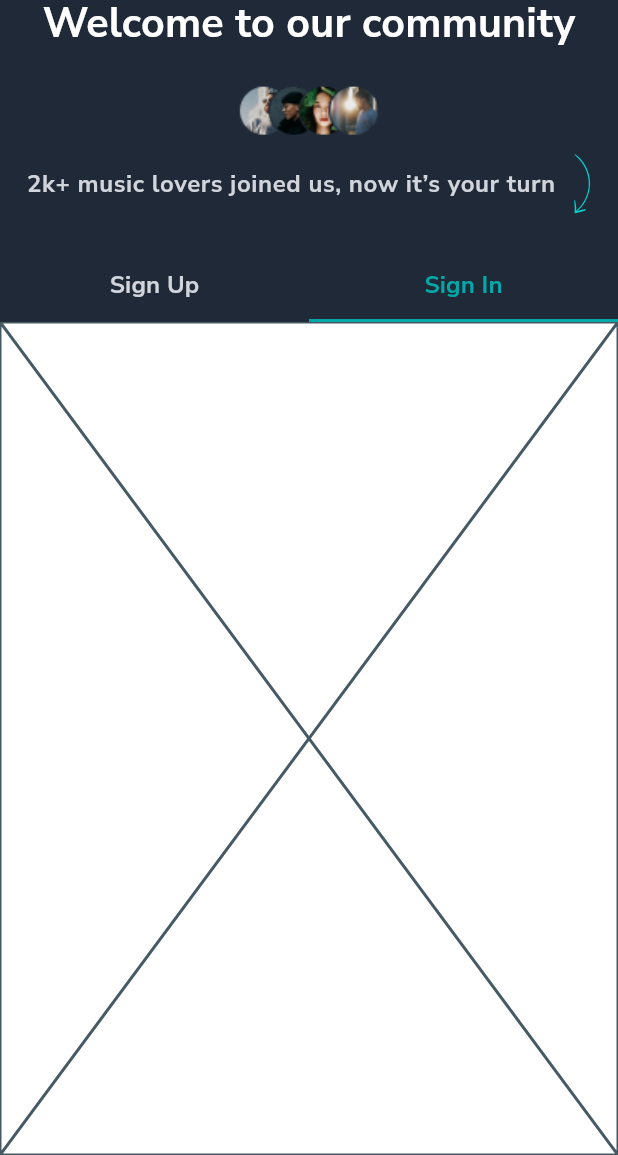
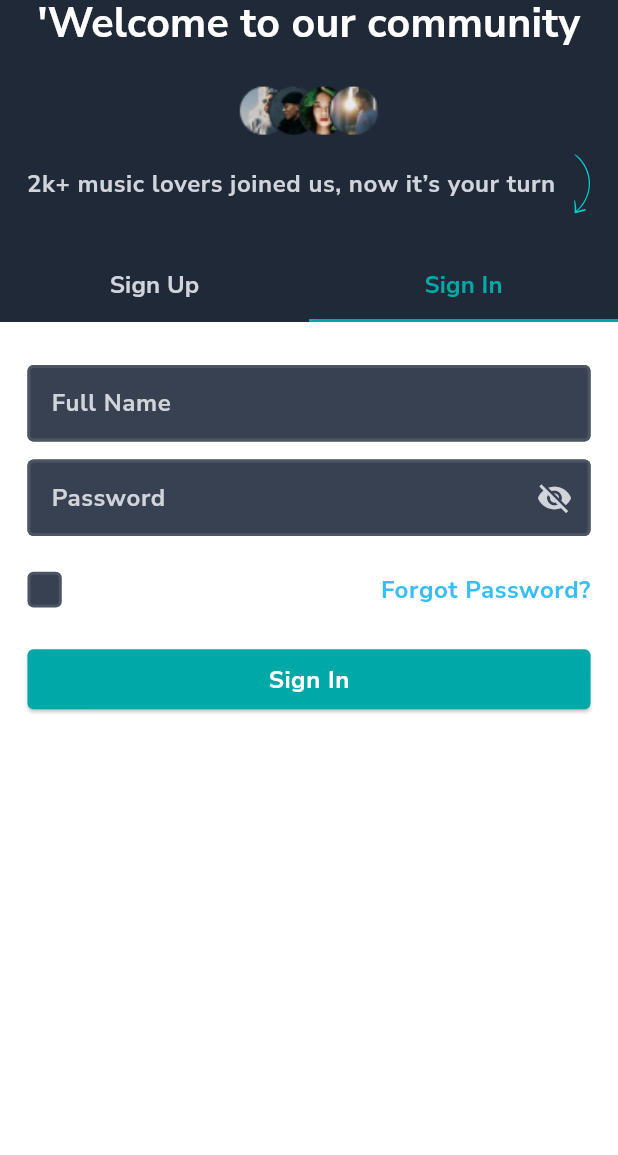
Before and after one commit to dangminhchau1994/Rebuild-Audiocult, a Flutter app: the screen it shows after launch, tab 2 chosen, on a phone screen of 412 x 824 dp, the part 81-1236 px from its top. Run offline on Flutter 3.47's test engine with Material 3 defaults, Android fonts, the phone set to English and light mode, and no system bars; our stand-ins replace dartz, dio, easy_localization, equatable, flutter_bloc, flutter_form_builder and 2 more.

```diff
--- /dev/null
+++ b/app/assets/translations/en-US.json
@@ -0,0 +1,20 @@
+{
+    "app_name": "Rebuild Audiocult",
+    "welcome": "'Welcome to our community",
+    "joined_people": "2k+ music lovers joined us, now it’s your turn",
+    "auth": {
+        "choose_your_role": "Choose your role",
+        "full_name": "Full Name",
+        "user_name": "Username (slug)",
+        "location": "Location",
+        "email": "Email",
+        "password": "Password",
+        "checked_term": "I’d like to recieve emails with content and notifications.",
+        "confirm_term": "By signing up, you confirm that you’ve read and accepted our",
+        "underline_term": " Accept Terms & Conditions",
+        "sign_up": "Sign Up",
+        "sign_in": "Sign In",
+        "forgot_password": "Forgot Password?",
+        "remember_me": "Remember Me"
+    }
+}
--- a/app/lib/gen/colors.gen.dart
+++ b/app/lib/gen/colors.gen.dart
@@ -28,6 +28,9 @@ class ColorName {
   /// Color: #9CA3AF
   static const Color itemDropdownUnselected = Color(0xFF9CA3AF);
 
+  /// Color: #38BDF8
+  static const Color lightBlue = Color(0xFF38BDF8);
+
   /// Color: #1F2937
   static const Color secondaryButtonColor = Color(0xFF1F2937);
 
--- a/app/lib/main.dart
+++ b/app/lib/main.dart
@@ -1,10 +1,25 @@
 import 'package:app/core/extension/app_extension.dart';
+import 'package:app/gen/colors.gen.dart';
 import 'package:app/presentation/features/auth/auth_screen.dart';
 import 'package:flutter/material.dart';
+import 'package:flutter/services.dart';
 import 'package:flutter_screenutil/flutter_screenutil.dart';
+import 'package:easy_localization/easy_localization.dart';
 
-void main() {
-  runApp(const MyApp());
+void main() async {
+  WidgetsFlutterBinding.ensureInitialized();
+  await EasyLocalization.ensureInitialized();
+  runApp(
+    EasyLocalization(
+      supportedLocales: const [
+        Locale('en', 'US'),
+      ],
+      path:
+          'assets/translations', // <-- change the path of the translation files
+      fallbackLocale: const Locale('en', 'US'),
+      child: const MyApp(),
+    ),
+  );
 }
 
 class MyApp extends StatelessWidget {
@@ -12,13 +27,22 @@ class MyApp extends StatelessWidget {
 
   @override
   Widget build(BuildContext context) {
+    SystemChrome.setSystemUIOverlayStyle(
+      SystemUiOverlayStyle.dark.copyWith(
+        statusBarColor: ColorName.secondaryButtonColor, // Color for Android
+        statusBarBrightness:
+            Brightness.dark, // Dark == white status bar -- for IOS.
+      ),
+    );
     return ScreenUtilInit(
       designSize: const Size(360, 690),
       minTextAdapt: true,
-      splitScreenMode: true,
       builder: (_, child) => MaterialApp(
+        title: tr('app_name'),
         debugShowCheckedModeBanner: false,
-        title: 'Rebuild Audiocult',
+        localizationsDelegates: context.localizationDelegates,
+        supportedLocales: context.supportedLocales,
+        locale: context.locale,
         theme: context.myTheme,
         home: const AuthScreen(),
       ),
--- a/app/lib/presentation/features/auth/auth_screen.dart
+++ b/app/lib/presentation/features/auth/auth_screen.dart
@@ -1,6 +1,9 @@
+import 'package:app/presentation/blocs/get_roles/get_roles_bloc.dart';
+import 'package:app/presentation/blocs/get_roles/get_roles_event.dart';
 import 'package:app/presentation/features/auth/widgets/auth_body.dart';
 import 'package:app/presentation/features/auth/widgets/auth_header.dart';
 import 'package:flutter/material.dart';
+import 'package:flutter_bloc/flutter_bloc.dart';
 
 class AuthScreen extends StatefulWidget {
   const AuthScreen({super.key});
@@ -20,7 +23,9 @@ class _AuthScreenState extends State<AuthScreen> with TickerProviderStateMixin {
 
   @override
   Widget build(BuildContext context) {
-    return Scaffold(
+    return MultiBlocProvider(
+      providers: [],
+      child: Scaffold(
         body: Column(
           children: [
             AuthHeader(
@@ -31,6 +36,7 @@ class _AuthScreenState extends State<AuthScreen> with TickerProviderStateMixin {
             )
           ],
         ),
+      ),
     );
   }
 }
--- a/app/lib/presentation/features/auth/signin/sigin_screen.dart
+++ b/app/lib/presentation/features/auth/signin/sigin_screen.dart
@@ -1,3 +1,10 @@
+import 'package:app/core/extension/app_extension.dart';
+import 'package:app/gen/colors.gen.dart';
+import 'package:app/generated/locale_keys.g.dart';
+import 'package:app/presentation/widgets/ui_button.dart';
+import 'package:app/presentation/widgets/ui_checkbox.dart';
+import 'package:app/presentation/widgets/ui_text_field.dart';
+import 'package:easy_localization/easy_localization.dart';
 import 'package:flutter/material.dart';
 
 class SignInScreen extends StatefulWidget {
@@ -10,6 +17,52 @@ class SignInScreen extends StatefulWidget {
 class _SignInScreenState extends State<SignInScreen> {
   @override
   Widget build(BuildContext context) {
-    return const Placeholder();
+    return Container(
+      margin: EdgeInsets.symmetric(
+        horizontal: context.setWidth(16),
+        vertical: context.setHeight(24),
+      ),
+      child: SingleChildScrollView(
+        child: Column(
+          children: [
+            UITextField(
+              hintText: LocaleKeys.auth_full_name.tr(),
+              onChanged: (value) {},
+            ),
+            context.verticalSpaceSmall,
+            UITextField(
+              hintText: LocaleKeys.auth_password.tr(),
+              isObscureText: true,
+              onChanged: (value) {},
+            ),
+            context.verticalSpaceMedium,
+            Row(
+              mainAxisAlignment: MainAxisAlignment.spaceBetween,
+              children: [
+                Flexible(
+                  child: UICheckBox(
+                    onChanged: (value) {},
+                    title: LocaleKeys.auth_remember_me.tr(),
+                  ),
+                ),
+                Flexible(
+                  child: Text(
+                    LocaleKeys.auth_forgot_password.tr(),
+                    style: context.bodySmall.copyWith(
+                      color: ColorName.lightBlue,
+                    ),
+                  ),
+                ),
+              ],
+            ),
+            context.verticalSpaceMedium,
+            UIButton(
+              title: LocaleKeys.auth_sign_in.tr(),
+              onPressed: () {},
+            ),
+          ],
+        ),
+      ),
+    );
   }
 }
--- a/app/lib/presentation/features/auth/widgets/auth_header.dart
+++ b/app/lib/presentation/features/auth/widgets/auth_header.dart
@@ -1,6 +1,8 @@
 import 'package:app/core/extension/app_extension.dart';
 import 'package:app/gen/assets.gen.dart';
 import 'package:app/gen/colors.gen.dart';
+import 'package:app/generated/locale_keys.g.dart';
+import 'package:easy_localization/easy_localization.dart';
 import 'package:flutter/material.dart';
 import 'package:flutter_svg/flutter_svg.dart';
 
@@ -29,7 +31,7 @@ class AuthHeader extends StatelessWidget {
             ),
           ),
           Text(
-            'Welcome to our community',
+            LocaleKeys.welcome.tr(),
             textAlign: TextAlign.center,
             style: context.titleMedium.copyWith(
               color: ColorName.white,
@@ -45,7 +47,7 @@ class AuthHeader extends StatelessWidget {
             mainAxisAlignment: MainAxisAlignment.center,
             children: [
               Text(
-                '2k+ music lovers joined us, now it’s your turn',
+                LocaleKeys.joined_people.tr(),
                 style: context.bodySmall.copyWith(
                   color: ColorName.smallTextColor,
                 ),
@@ -60,12 +62,12 @@ class AuthHeader extends StatelessWidget {
           context.verticalSpaceMedium,
           TabBar(
             controller: tabController,
-            tabs: const [
+            tabs: [
               Tab(
-                text: 'Sign Up',
+                text: LocaleKeys.auth_sign_up.tr(),
               ),
               Tab(
-                text: 'Sign In',
+                text: LocaleKeys.auth_sign_in.tr(),
               ),
             ],
           ),
--- a/app/lib/presentation/widgets/ui_button.dart
+++ b/app/lib/presentation/widgets/ui_button.dart
@@ -20,7 +20,7 @@ class UIButton extends StatelessWidget {
       child: ElevatedButton(
         onPressed: () {},
         child: Text(
-          'Sign Up',
+          title ?? '',
           style: Theme.of(context).textTheme.bodySmall!.copyWith(
                 color: ColorName.white,
               ),
--- a/app/lib/presentation/widgets/ui_dropdown.dart
+++ b/app/lib/presentation/widgets/ui_dropdown.dart
@@ -94,12 +94,12 @@ class _UIDropDownState extends State<UIDropDown> {
   @override
   Widget build(BuildContext context) {
     return FormBuilderDropdown<SelectModel>(
-      name: 'gender',
+      name: widget.title ?? '',
       icon: const SizedBox(),
       dropdownColor: ColorName.secondaryButtonColor,
       initialValue: selectedItem,
       decoration: InputDecoration(
-        hintText: 'Choose your role',
+        hintText: widget.title ?? '',
         suffixIcon: SvgPicture.asset(
           Assets.icons.iconDropDown.path,
           fit: BoxFit.scaleDown,
--- a/app/lib/presentation/widgets/ui_text_field.dart
+++ b/app/lib/presentation/widgets/ui_text_field.dart
@@ -1,30 +1,61 @@
 import 'package:app/core/extension/app_extension.dart';
+import 'package:app/gen/assets.gen.dart';
 import 'package:app/gen/colors.gen.dart';
 import 'package:flutter/material.dart';
 import 'package:flutter_form_builder/flutter_form_builder.dart';
+import 'package:flutter_svg/flutter_svg.dart';
 
-class UITextField extends StatelessWidget {
-  const UITextField({
+// ignore: must_be_immutable
+class UITextField extends StatefulWidget {
+  UITextField({
     super.key,
     this.controller,
     this.onChanged,
     this.hintText,
+    this.isObscureText,
   });
 
   final TextEditingController? controller;
   final Function(String?)? onChanged;
   final String? hintText;
+  bool? isObscureText;
+
+  @override
+  State<UITextField> createState() => _UITextFieldState();
+}
+
+class _UITextFieldState extends State<UITextField> {
+  bool showPassword = false;
 
   @override
   Widget build(BuildContext context) {
     return FormBuilderTextField(
-      name: hintText ?? '',
+      name: widget.hintText ?? '',
+      obscureText: showPassword,
       style: context.bodySmall.copyWith(color: ColorName.smallTextColor),
       cursorColor: ColorName.white,
-      controller: controller,
-      onChanged: onChanged,
+      controller: widget.controller,
+      onChanged: widget.onChanged,
       decoration: InputDecoration(
-        hintText: hintText,
+        suffixIcon: widget.isObscureText ?? false
+            ? IconButton(
+                onPressed: () {
+                  setState(() {
+                    showPassword = !showPassword;
+                  });
+                },
+                icon: showPassword
+                    ? const Icon(
+                        Icons.visibility,
+                        color: ColorName.smallTextColor,
+                      )
+                    : const Icon(
+                        Icons.visibility_off,
+                        color: ColorName.smallTextColor,
+                      ),
+              )
+            : null,
+        hintText: widget.hintText,
       ),
     );
   }
--- a/app/pubspec.yaml
+++ b/app/pubspec.yaml
@@ -46,6 +46,7 @@ dependencies:
   bloc_test: ^9.1.5
   flutter_svg: ^2.0.9
   flutter_screenutil: ^5.9.0
+  easy_localization: ^3.0.3
 
 dev_dependencies:
   flutter_test:
@@ -90,6 +91,7 @@ flutter:
     - assets/images/
     - assets/icons/
     - assets/fonts/
+    - assets/translations/
   fonts:
     - family: NunitoSans
       fonts:
```
Also changed, not shown: app/lib/presentation/features/auth/register/register_screen.dart (+16 -11 lines), app/lib/presentation/features/auth/register/widgets/resigter_term.dart (+5 -3 lines), app/lib/generated/codegen_loader.g.dart (added), app/lib/generated/locale_keys.g.dart (added), app/pubspec.lock, 6 other files. Lines whose indentation alone changed are shown as unchanged.
